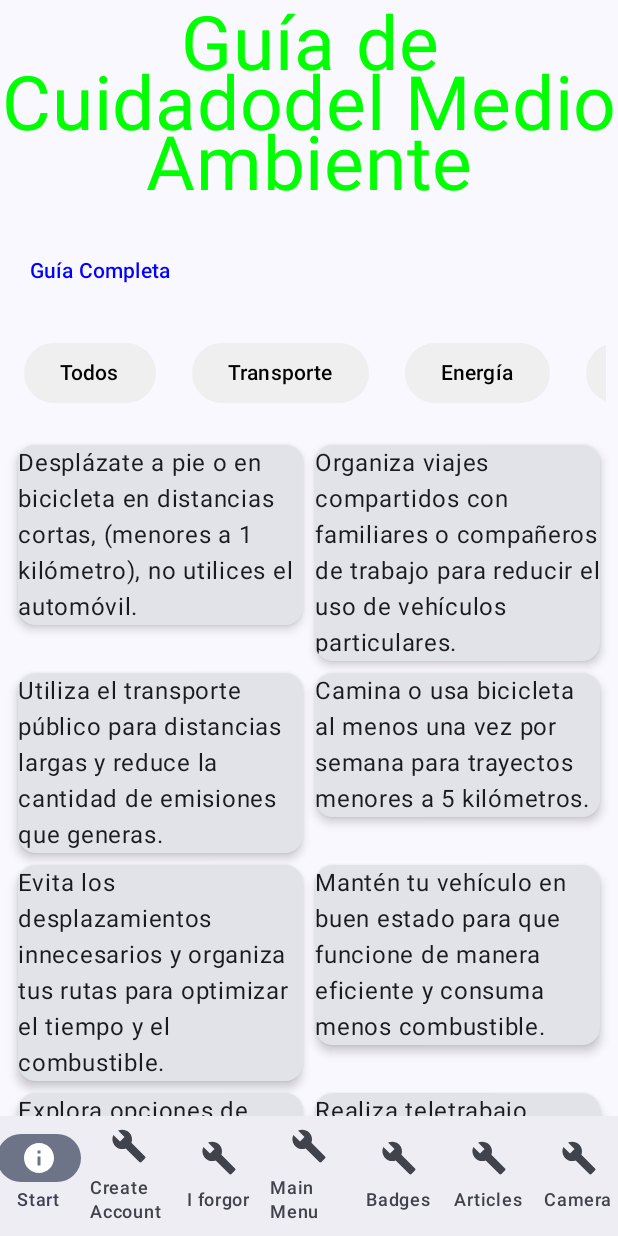
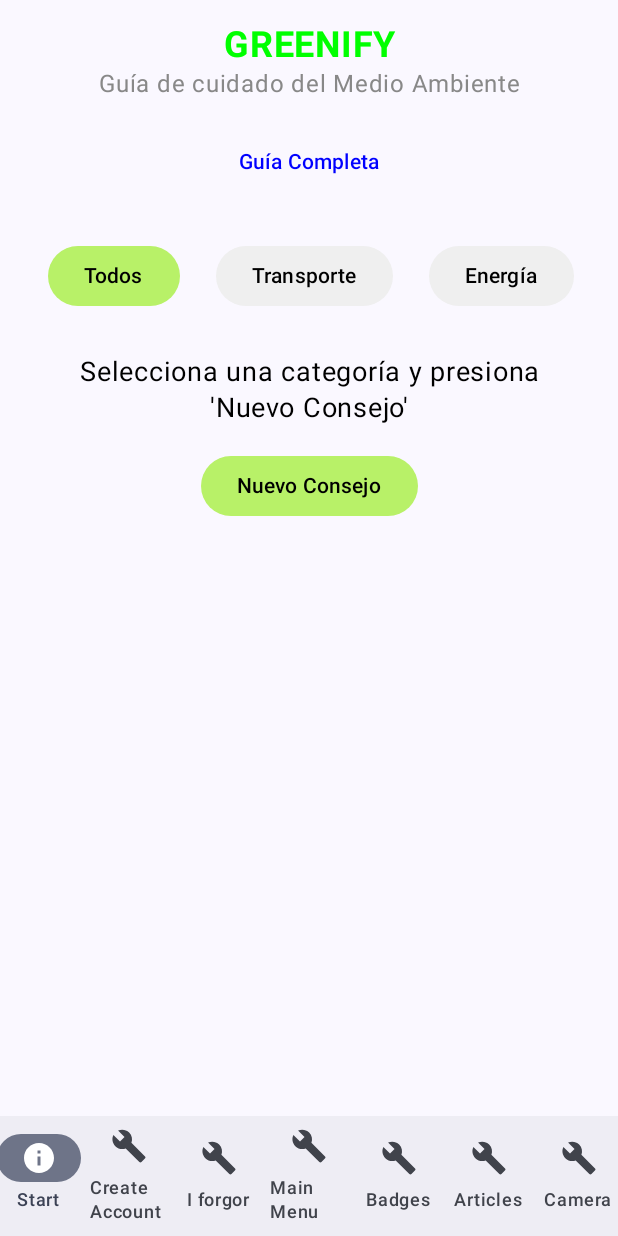
Before and after one commit to Diegosoltri/Ecoespacio-digital-TEC, an Android app built with Jetpack Compose: the ArticleView screen opened through its navigation route, on a phone screen of 412 x 824 dp. Run offline under Robolectric (Android 15) with nearby library versions, the phone set to English and light mode, and no system bars.

Commit message:
Consejos actualizados y funcionamiento de Scanner QR

```diff
--- a/app/src/main/java/mx/a01736935/greenify/ArticleScreen.kt
+++ b/app/src/main/java/mx/a01736935/greenify/ArticleScreen.kt
@@ -90,77 +90,98 @@ fun ArticleButton(article: String, isSelected: Boolean, onClick: () -> Unit) {
 }
 
 @Composable
-fun ArticleCard(article: ArticleItem, modifier: Modifier = Modifier) {
-    Card(
-        elevation = CardDefaults.cardElevation(defaultElevation = 4.dp),
-        modifier = Modifier.padding(4.dp)
-    ) {
-        Text(text = stringResource(id = article.articleResId))
-    }
-}
+fun ArticleView(navController: NavController) {
+    val context = LocalContext.current
+    val guideUrl = "https://drive.google.com/file/d/1dta8BKrz4zCz3BS4PdqqO-pQKGuqwyWl/view?usp=sharing"
 
-@Composable
-fun ArticleGrid(articles: List<ArticleItem>, modifier: Modifier = Modifier) {
-    LazyVerticalGrid(
-        columns = GridCells.Fixed(2), // Dos columnas
-        modifier = modifier.padding(8.dp),
-        content = {
-            items(articles) { article ->
-                ArticleCard(article)
+    // Estado para la categoría seleccionada y el consejo actual
+    var selectedCategory by remember { mutableStateOf("Todos") }
+    var currentTip by remember { mutableStateOf("Selecciona una categoría y presiona 'Nuevo Consejo'") }
+
+    // Cargar las listas predefinidas
+    val transportTips = DataSource().loadArticleTransport()
+    val energyTips = DataSource().loadArticleEnergy()
+    val consumptionTips = DataSource().loadArticleConsumption()
+    val wasteTips = DataSource().loadArticleWaste()
+    val articleTips = DataSource().loadArticle()
+
+    // Función para obtener un consejo aleatorio
+    fun getRandomTip(category: String): String {
+        return when (category) {
+            "Transporte" -> context.getString(transportTips.random().transportResId)
+            "Energía" -> context.getString(energyTips.random().energyResId)
+            "Consumo" -> context.getString(consumptionTips.random().consumptionResId)
+            "Desecho" -> context.getString(wasteTips.random().wasteResId)
+            else -> {
+                // Concatenar todas las listas y seleccionar un elemento aleatorio
+                context.getString(articleTips.random().articleResId)
             }
         }
-    )
-}
+    }
 
-@Composable
-fun ArticleView(navController: NavController){
-    val context = LocalContext.current
-    val guideUrl = "https://drive.google.com/file/d/1dta8BKrz4zCz3BS4PdqqO-pQKGuqwyWl/view?usp=sharing"
-    var selectedArticle by remember { mutableStateOf("All") }
-    val allArticles = DataSource().loadArticle()
-    val filteredArticles = when (selectedArticle) {
-        "Transporte" -> allArticles.filter { it.articleResId in R.string.transport1..R.string.transport10 }
-        "Energía" -> allArticles.filter { it.articleResId in R.string.energy1..R.string.energy10 }
-        "Consumo" -> allArticles.filter { it.articleResId in R.string.consumption1..R.string.consumption10 }
-        "Desecho" -> allArticles.filter { it.articleResId in R.string.waste1..R.string.waste10 }
-        else -> allArticles
-    }
-    Column(modifier = Modifier.fillMaxSize()) {
-        Row (
-                horizontalArrangement = Arrangement.SpaceBetween,
-                verticalAlignment = Alignment.CenterVertically,
-                modifier = Modifier.fillMaxWidth()
-            ) {
-            Text(
-                    text = "Guía de Cuidado" + "del Medio Ambiente",
-                    textAlign = TextAlign.Center,
-                    lineHeight = 40.sp,
-                    fontSize = 50.sp,
-                    color = Color.Green
-            )
-            Image(
-                    painter = painterResource(id = R.drawable.gadiro),
-                    contentDescription = "Profile Photo",
-                    modifier = Modifier.width(60.dp)
-            )
-        }
-        Spacer(modifier = Modifier.height(10.dp))
-            TextButton(
-            onClick = {
-                val intent = Intent(Intent.ACTION_VIEW, parse(guideUrl))
-                context.startActivity(intent)
-            },
-            modifier = Modifier.padding(8.dp)
-        ) {
+    Column(
+        modifier = Modifier
+            .fillMaxSize()
+            .padding(16.dp),
+        horizontalAlignment = Alignment.CenterHorizontally
+    ) {
+        // Título
+        Text(
+            text = "GREENIFY",
+            fontSize = 24.sp,
+            fontWeight = FontWeight.Bold,
+            color = Color.Green,
+            textAlign = TextAlign.Center
+        )
+        Text(
+            text = "Guía de cuidado del Medio Ambiente",
+            fontSize = 16.sp,
+            color = Color.Gray,
+            textAlign = TextAlign.Center
+        )
+
+        Spacer(modifier = Modifier.height(16.dp))
+
+        // Botón para abrir la guía completa
+        TextButton(onClick = {
+            val intent = Intent(Intent.ACTION_VIEW, parse(guideUrl))
+            context.startActivity(intent)
+        }) {
             Text(text = "Guía Completa", color = Color.Blue)
         }
 
-            // Carrusel de categorías
+        Spacer(modifier = Modifier.height(16.dp))
+
+        // Carrusel de categorías
         ArticleCarousel(
-                selectedArticle = selectedArticle,
-                onArticleSelected = { selectedArticle = it }
+            selectedArticle = selectedCategory,
+            onArticleSelected = { selectedCategory = it }
         )
-            // Grid de retos basado en la categoría seleccionada
-        ArticleGrid(articles = filteredArticles)
+
+        Spacer(modifier = Modifier.height(16.dp))
+
+        // Texto del consejo actual
+        Text(
+            text = currentTip,
+            fontSize = 18.sp,
+            color = Color.Black,
+            textAlign = TextAlign.Center,
+            modifier = Modifier.padding(horizontal = 16.dp)
+        )
+
+        Spacer(modifier = Modifier.height(16.dp))
+
+        // Botón para generar un nuevo consejo
+        Button(
+            onClick = {
+                currentTip = getRandomTip(selectedCategory)
+            },
+            colors = ButtonDefaults.buttonColors(
+                containerColor = Color(0xFFB8F168),
+                contentColor = Color.Black
+            )
+        ) {
+            Text(text = "Nuevo Consejo")
+        }
     }
 }
--- a/app/src/main/java/mx/a01736935/greenify/model/ArticleConsumption.kt
+++ b/app/src/main/java/mx/a01736935/greenify/model/ArticleConsumption.kt
@@ -3,5 +3,5 @@ package mx.a01736935.greenify.model
 import androidx.annotation.StringRes
 
 data class ArticleConsumption(
-    @StringRes val energyResId: Int
+    @StringRes val consumptionResId: Int
 )
--- a/app/src/main/java/mx/a01736935/greenify/model/EcoChallenge.kt
+++ b/app/src/main/java/mx/a01736935/greenify/model/EcoChallenge.kt
@@ -5,5 +5,6 @@ import androidx.annotation.StringRes
 
 data class EcoChallenge(
     @DrawableRes val imageResId: Int,
-    @StringRes val nameResId: Int
+    @StringRes val nameResId: Int,
+    @StringRes val descriptionResId: Int
 )
--- a/app/src/main/res/values/strings.xml
+++ b/app/src/main/res/values/strings.xml
@@ -12,6 +12,18 @@
     <string name="name9">Riega el vívero TEC</string>
     <string name="name10">Trae tu propio termo</string>
     <string name="name11">Aprende a separar tus residuos</string>
+    <!--Descripción de los retos -->
+    <string name="desc1">Promueve el transporte sostenible utilizando tu bicicleta para llegar al campus. Es una excelente manera de reducir emisiones y mejorar tu salud. Aulas II</string>
+    <string name="desc2">Realiza una caminata de 3 kilómetros, disfrutando del entorno natural y reduciendo tu huella de carbono mientras cuidas tu cuerpo. LIFE</string>
+    <string name="desc3">Reduce las emisiones compartiendo tu auto con un compañero. Es una acción sencilla que contribuye a un futuro más sostenible. Estacionamiento</string>
+    <string name="desc4">Participa en este taller para aprender a transformar tus desechos orgánicos en composta y contribuir al cuidado del medio ambiente. Vivero TEC</string>
+    <string name="desc5">Visita el centro de reciclaje para conocer cómo se procesan los materiales reciclables y aprende a integrarlo en tu rutina diaria. Vivero TEC</string>
+    <string name="desc6">Conoce el impacto de los desechos y cómo puedes gestionarlos de manera responsable para reducir la contaminación. Aulas IV</string>
+    <string name="desc7">Participa en esta actividad para descubrir formas prácticas de ahorrar energía en tu día a día y proteger los recursos naturales. Aulas I</string>
+    <string name="desc8">Conoce la flora del vivero TEC: Explora el vivero del campus y descubre las especies de flora que ayudan a mantener el equilibrio ecológico. Vivero TEC</string>
+    <string name="desc9">Contribuye al cuidado del vivero regando las plantas y ayudando a mantener este espacio verde lleno de vida. Vivero TEC</string>
+    <string name="desc10">Reduce el uso de plásticos al traer tu propio termo para bebidas. Pequeñas acciones generan grandes cambios. Cafetería</string>
+    <string name="desc11">Familiarízate con las mejores prácticas para separar residuos y contribuir a un reciclaje más efectivo. Cafetería</string>
     <!--Nombre de la medalla-->
     <string name="badgeName1">Usa la bicicleta para llegar al TEC</string>
     <string name="badgeName2">Camina 3 KM</string>
```
Also changed, not shown: app/src/main/java/mx/a01736935/greenify/CameraScreen.kt (+55 -40 lines), app/src/main/java/mx/a01736935/greenify/MainMenuScreen.kt (+92 -32 lines), app/src/main/java/mx/a01736935/greenify/data/DataSource.kt (+13 -15 lines), app/src/main/res/drawable-nodpi/ic_info.png (added).
